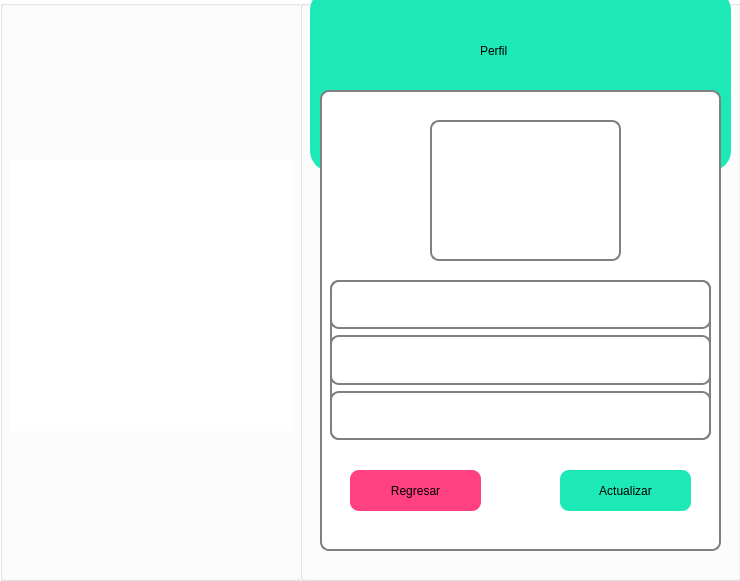
Old version of the form SCS/foto.ui in the repository sagarme17/SCS.
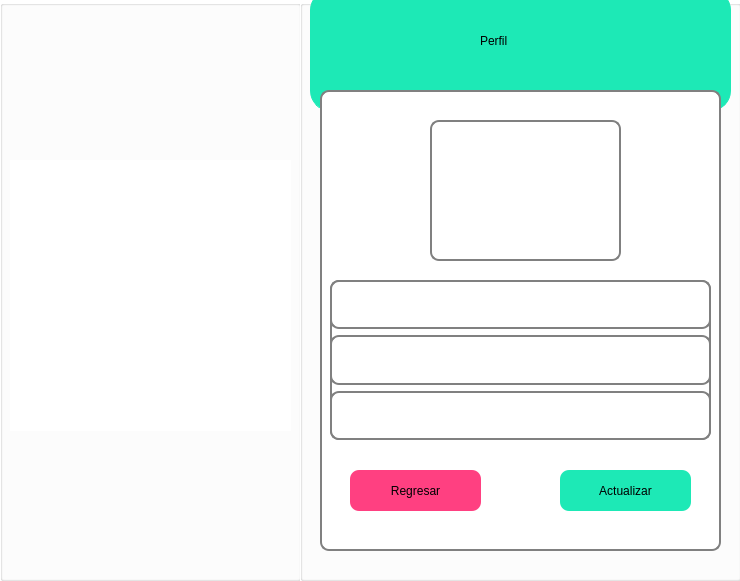
New version of the form. Icons and pictures are not drawn.

Patch:
```diff
--- a/SCS/foto.ui
+++ b/SCS/foto.ui
@@ -68,7 +68,7 @@
     <property name="geometry">
      <rect>
       <x>180</x>
-      <y>30</y>
+      <y>20</y>
       <width>91</width>
       <height>41</height>
      </rect>
@@ -297,7 +297,7 @@
       <x>10</x>
       <y>-10</y>
       <width>421</width>
-      <height>181</height>
+      <height>121</height>
      </rect>
     </property>
     <property name="styleSheet">
```
